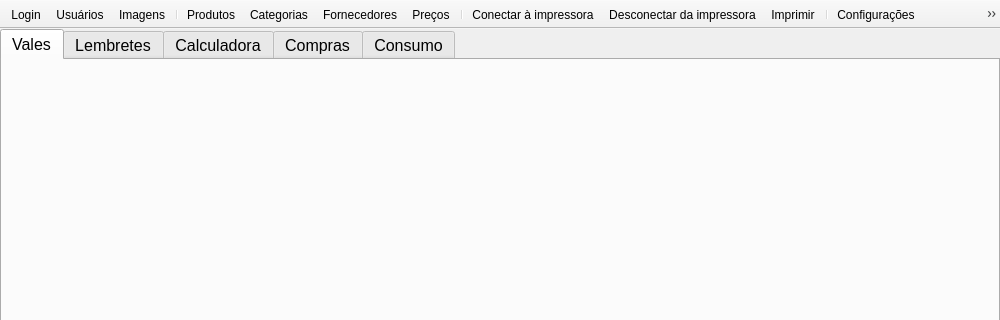
First picture: the form in mainwindow.ui, repository leidensj/BKVale, before the edit; both pictures show x 0 to 1000 and y 0 to 320 of the 1000 by 600 pixel window.
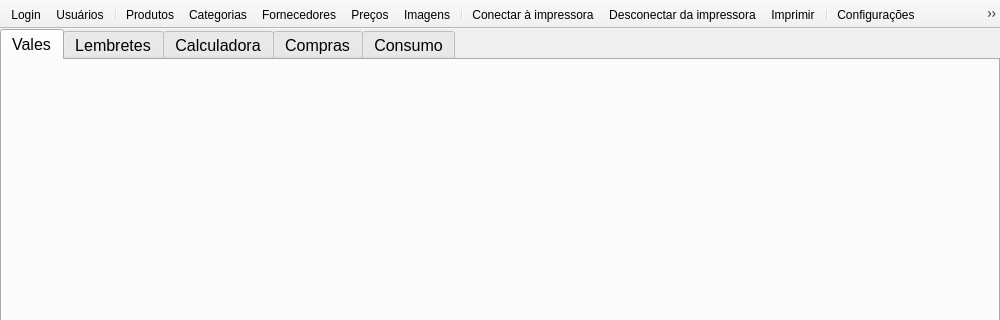
Second picture: the form after the edit. Icons and pictures are not drawn.

The edit to the form file:
```diff
--- a/mainwindow.ui
+++ b/mainwindow.ui
@@ -139,12 +139,12 @@
    </attribute>
    <addaction name="actionLogin"/>
    <addaction name="actionUsers"/>
-   <addaction name="actionImages"/>
    <addaction name="separator"/>
    <addaction name="actionItems"/>
    <addaction name="actionCategories"/>
    <addaction name="actionFornecedores"/>
    <addaction name="actionPrecos"/>
+   <addaction name="actionImages"/>
    <addaction name="separator"/>
    <addaction name="actionConnect"/>
    <addaction name="actionDisconnect"/>
```
